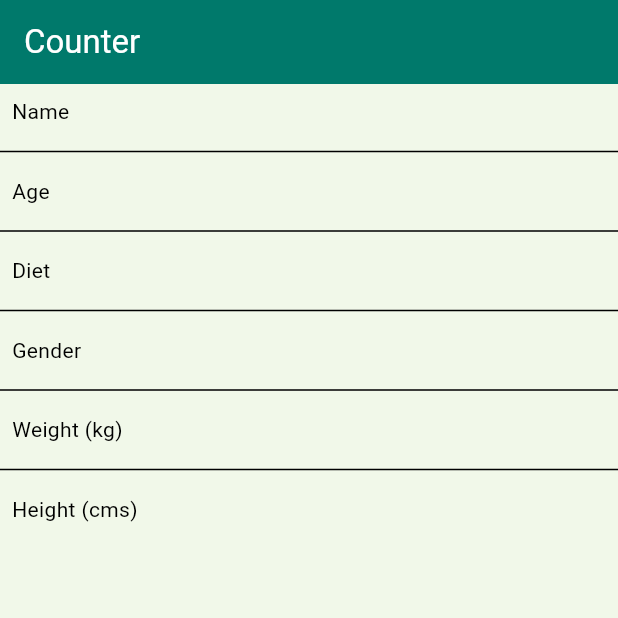
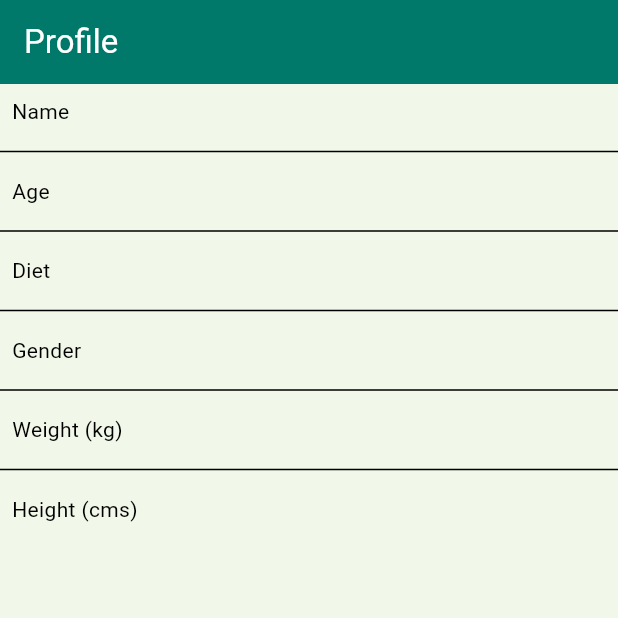
Before and after one commit to StuckNot/snack_track_app, a Flutter app: the screen it shows after launch, on a phone screen of 412 x 824 dp, the top half of it. Run offline on Flutter 3.47's test engine with Material 3 defaults, Android fonts, the phone set to English and light mode, and no system bars; our stand-ins replace bloc, equatable, flutter_bloc, get_it, shared_preferences; generated files the repository leaves out were written again.

```diff
--- a/lib/l10n/arb/app_en.arb
+++ b/lib/l10n/arb/app_en.arb
@@ -1,7 +1,7 @@
 {
     "@@locale": "en",
-    "counterAppBarTitle": "Counter",
-    "@counterAppBarTitle": {
-        "description": "Text shown in the AppBar of the Counter Page"
+    "profileAppBarTitle": "Profile",
+    "@profileAppBarTitle": {
+        "description": "Text shown in the AppBar of the Profile Page"
     }
 }
--- a/lib/profile/view/profile_page.dart
+++ b/lib/profile/view/profile_page.dart
@@ -25,7 +25,7 @@ class ProfileView extends StatelessWidget {
     context.read<ProfileBloc>().add(const LoadProfile());
     final l10n = context.l10n;
     return Scaffold(
-      appBar: AppBar(title: Text(l10n.counterAppBarTitle)),
+      appBar: AppBar(title: Text(l10n.profileAppBarTitle)),
       body: BlocBuilder<ProfileBloc, ProfileState>(
         builder: (context, state) {
           if (state is ProfileLoading) {
--- a/pubspec.yaml
+++ b/pubspec.yaml
@@ -21,6 +21,7 @@ dependencies:
 
   get_it: ^8.0.3
   intl: ^0.20.2
+  bdd_widget_test: ^1.8.2
 
 dev_dependencies:
   bloc_test: ^10.0.0
```
Also changed, not shown: pubspec.lock, 2 other files.
